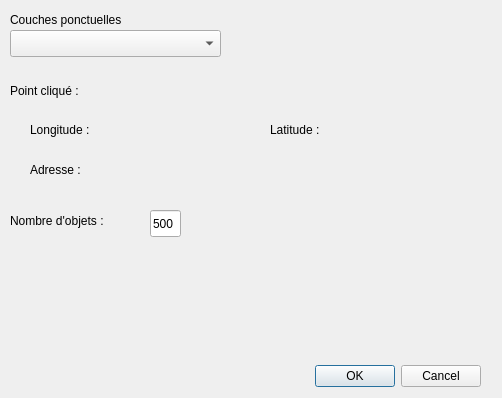
Qt form mon_extension_dialog_base.ui (achrafsk9/TP_PyQGIS) before a commit.
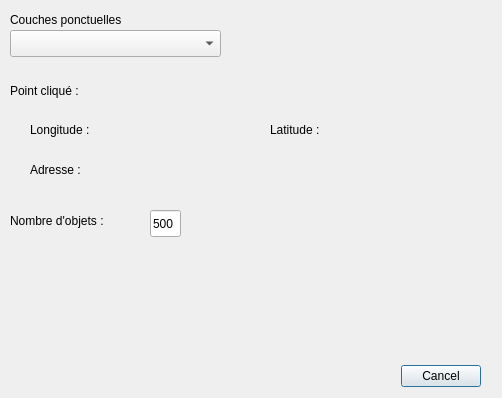
The same form after that commit.

Commit message: #6 Réagir à la fermeture de l'extension

```diff
--- a/mon_extension_dialog_base.ui
+++ b/mon_extension_dialog_base.ui
@@ -26,7 +26,7 @@
     <enum>Qt::Horizontal</enum>
    </property>
    <property name="standardButtons">
-    <set>QDialogButtonBox::Cancel|QDialogButtonBox::Ok</set>
+    <set>QDialogButtonBox::Cancel</set>
    </property>
   </widget>
   <widget class="QLabel" name="label">
```
Left out of the diff: 6 changed lines with no effect on the pictures. The commit also changes 2 other files.
